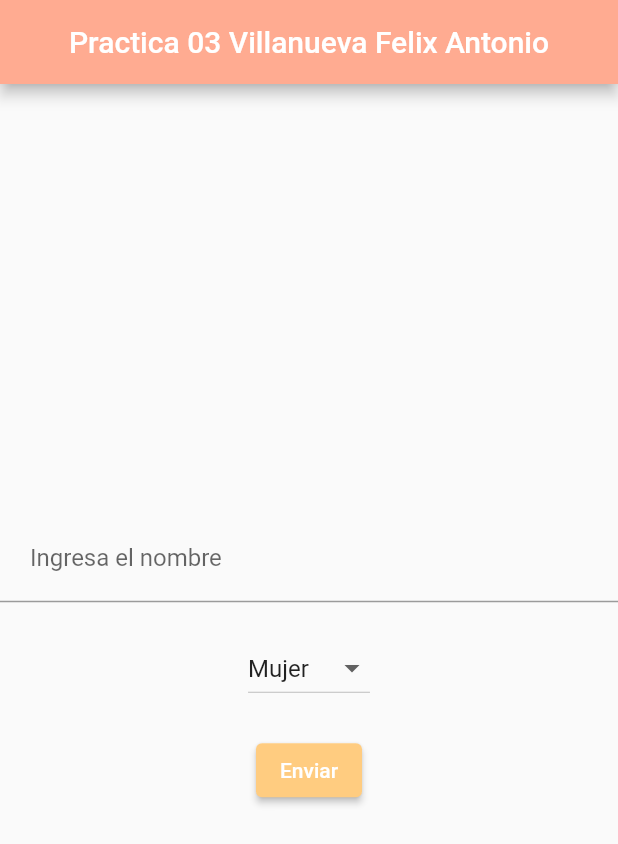
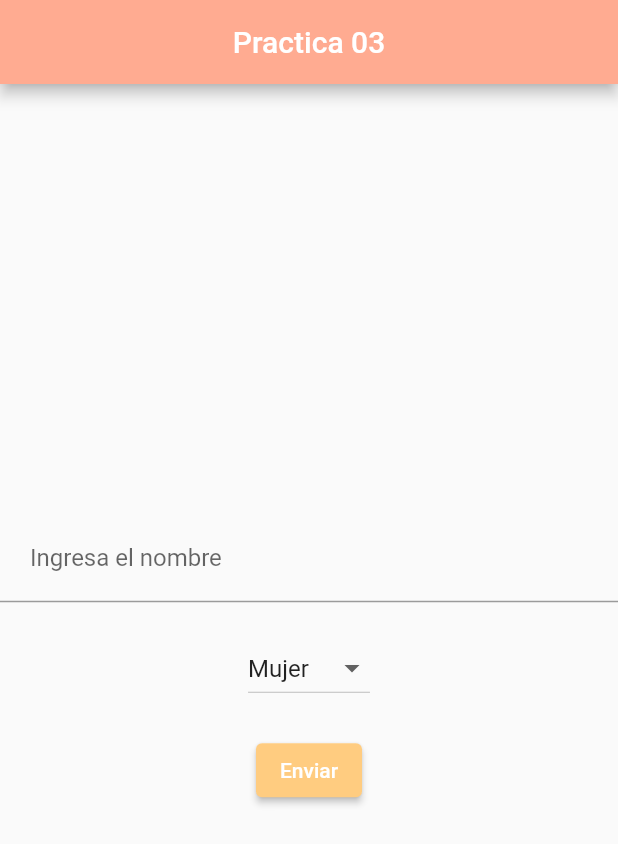
Before and after one commit to xxjeysonxx/Practicas_flutter, a Flutter app: the screen it shows after launch, on a phone screen of 412 x 824 dp. Shown: the top 844 px of the screen. Run offline on Flutter 3.47's test engine with Material 2 defaults, Android fonts, the phone set to English and light mode, and no system bars.

Commit message:
Update home_page.dart

```diff
--- a/practica_03/practica_03/lib/src/home_page.dart
+++ b/practica_03/practica_03/lib/src/home_page.dart
@@ -16,7 +16,7 @@ class _HomePageState extends State<HomePage> {
     return Scaffold(
       appBar: AppBar(
         backgroundColor: Colors.deepOrange[200],
-        title: Text('Practica 03 Villanueva Felix Antonio'),
+        title: Text('Practica 03'),
         centerTitle: true,
       ),
       body: Center(
```
